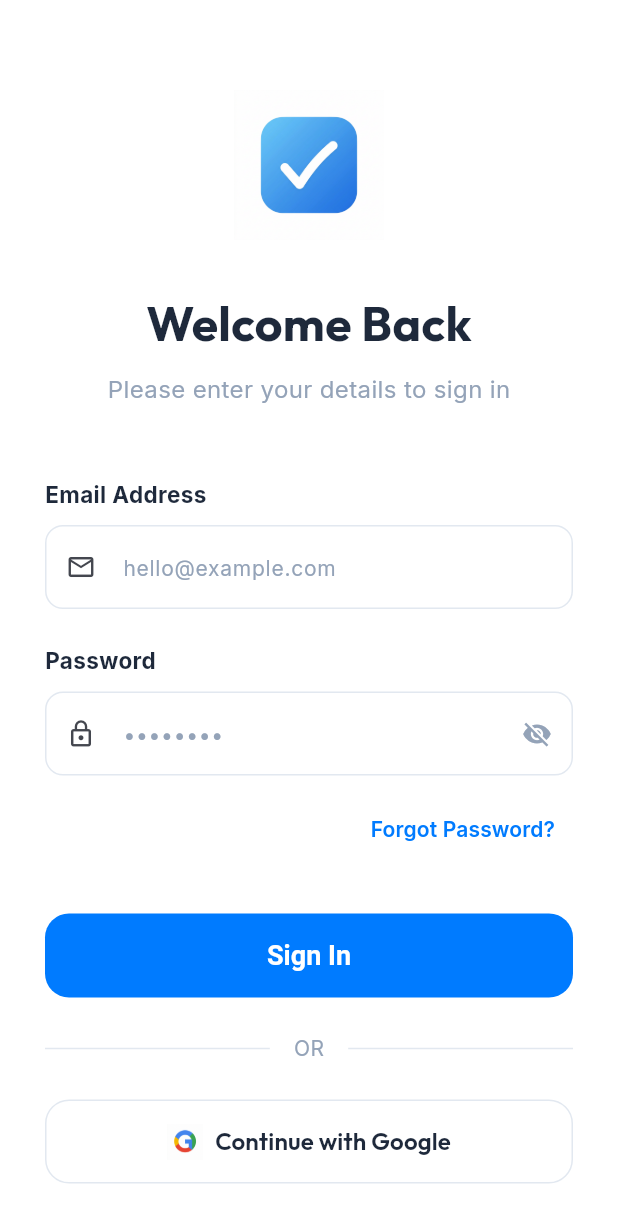
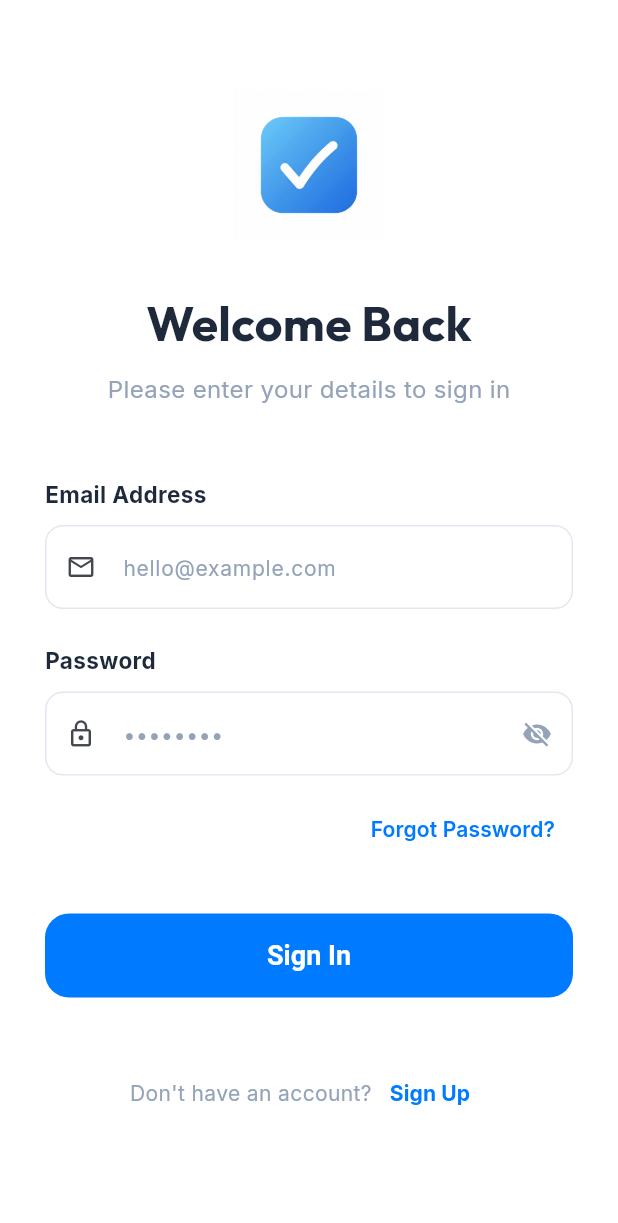
Before and after one commit to Avinash174/Do-Now-, a Flutter app: the LoginView screen opened by its route, on a phone screen of 412 x 824 dp. Shown: the top 1223 px of the screen. Run offline on Flutter 3.47's test engine with Material 3 defaults, Android fonts, the phone set to English and light mode, and no system bars; drawn by our look-alikes of flutter_animate; our stand-ins replace firebase_auth, firebase_core, firebase_database, flutter_riverpod, google_fonts, google_sign_in and 1 more; accounts and stored records are empty.

Commit message:
feat: Remove Google sign-in/sign-up UI and implement local session management using SharedPreferences.

```diff
--- a/lib/view/login_view.dart
+++ b/lib/view/login_view.dart
@@ -45,20 +45,6 @@ class _LoginViewState extends ConsumerState<LoginView> {
       if (mounted) Navigator.pushReplacementNamed(context, AppRoutes.home);
     } on FirebaseAuthException catch (e) {
       _showSnackBar(e.message ?? 'Login failed');
-    } finally {
-      if (mounted) setState(() => _isLoading = false);
-    }
-  }
-
-  Future<void> _loginWithGoogle() async {
-    setState(() => _isLoading = true);
-    try {
-      final user = await ref.read(authServiceProvider).signInWithGoogle();
-      if (user != null && mounted) {
-        Navigator.pushReplacementNamed(context, AppRoutes.home);
-      }
-    } catch (e) {
-      _showSnackBar('Google signup failed: $e');
     } finally {
       if (mounted) setState(() => _isLoading = false);
     }
@@ -205,52 +191,7 @@ class _LoginViewState extends ConsumerState<LoginView> {
                           ),
                         ),
                 ),
-                const SizedBox(height: 24),
-                Row(
-                  children: [
-                    Expanded(child: Divider(color: AppColors.borderColor)),
-                    const Padding(
-                      padding: EdgeInsets.symmetric(horizontal: 16),
-                      child: Text(
-                        'OR',
-                        style: TextStyle(color: AppColors.textLight),
-                      ),
-                    ),
-                    Expanded(child: Divider(color: AppColors.borderColor)),
-                  ],
-                ),
-                const SizedBox(height: 24),
-                SizedBox(
-                  width: double.infinity,
-                  height: 56,
-                  child: OutlinedButton(
-                    onPressed: _loginWithGoogle,
-                    style: OutlinedButton.styleFrom(
-                      shape: RoundedRectangleBorder(
-                        borderRadius: BorderRadius.circular(16),
-                      ),
-                      side: const BorderSide(color: AppColors.borderColor),
-                    ),
-                    child: Row(
-                      mainAxisAlignment: MainAxisAlignment.center,
-                      children: [
-                        Image.asset(
-                          'assets/images/google_logo.png',
-                          height: 24,
-                        ),
-                        const SizedBox(width: 8),
-                        Text(
-                          'Continue with Google',
-                          style: GoogleFonts.outfit(
-                            fontSize: 16,
-                            fontWeight: FontWeight.w600,
-                            color: AppColors.textDark,
-                          ),
-                        ),
-                      ],
-                    ),
-                  ),
-                ),
+
                 const SizedBox(height: 40),
                 Row(
                   mainAxisAlignment: MainAxisAlignment.center,
```
Also changed, not shown: lib/routes/app_routes.dart (+6 -4 lines), lib/services/auth_service.dart (+30 -2 lines), lib/services/database_service.dart (+9 -2 lines), lib/view/signup_view.dart (+1 -57 lines).
